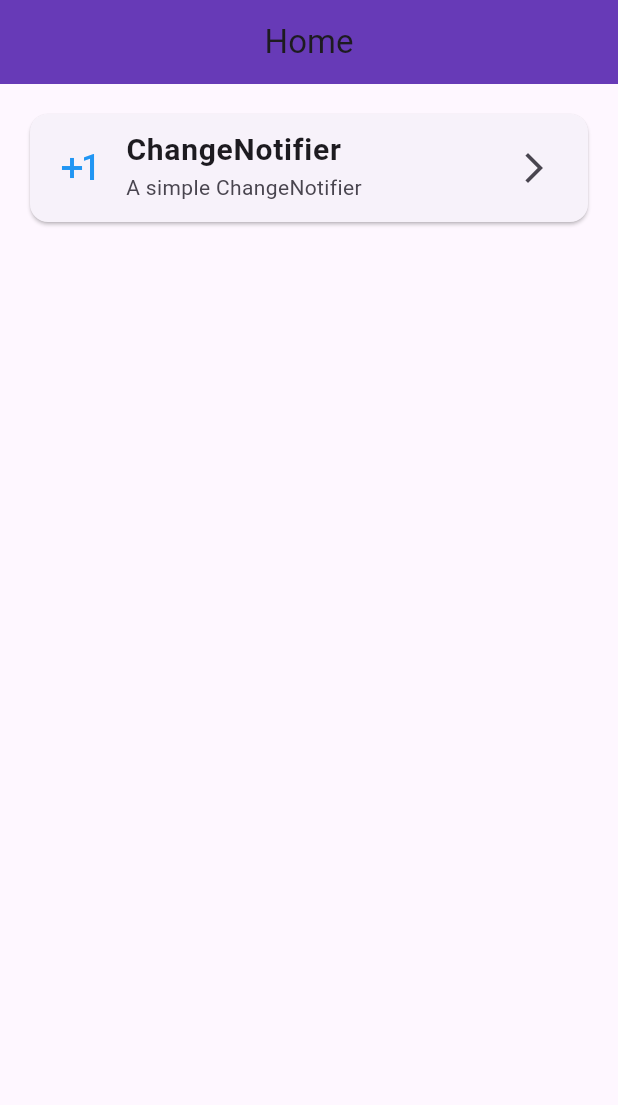
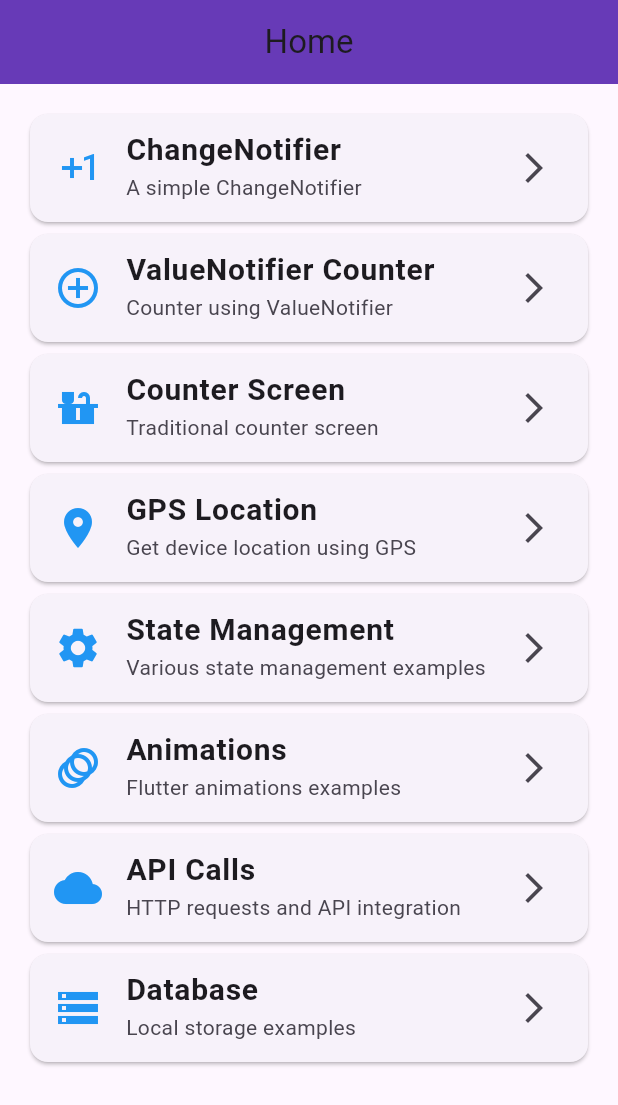
Before and after one commit to AgnaldoScaion/Aula-01-Flutter, a Flutter app: the screen it shows after launch, on a phone screen of 412 x 824 dp. Shown: the top 1105 px of the screen. Run offline on Flutter 3.47's test engine with Material 3 defaults, Android fonts, the phone set to English and light mode, and no system bars; our stand-ins replace flutter_map, geocoding, geolocator, latlong2.

Commit message:
Add GPS location feature with map and address lookup
Introduces a new GpsController for managing device location, reverse geocoding, and map marker updates. Adds a GpsPage UI to display current location, address, and technical details, with interactive OpenStreetMap integration. Updates HomeScreen to include navigation to the new GPS feature. Adds required dependencies (geolocator, geocoding, flutter_map, latlong2) and updates platform plugin registrants for GPS support.

```diff
--- a/lib/pages/home_screen.dart
+++ b/lib/pages/home_screen.dart
@@ -2,8 +2,8 @@ import 'package:flutter/material.dart';
 import 'package:intro_flutter/components/custom_card.dart';
 import 'package:intro_flutter/examples/simple_changer_notifier_example.dart';
 import 'package:intro_flutter/examples/value_notifier_counter_screen.dart';
-// import 'package:intro_flutter/pages/counter_screen_page.dart';
-import 'package:intro_flutter/examples/value_notifier_counter_screen.dart';
+import 'package:intro_flutter/pages/counter_screen_page.dart';
+import 'package:intro_flutter/pages/gps_page.dart';
 
 class HomeScreen extends StatelessWidget {
   const HomeScreen({super.key});
@@ -29,6 +29,48 @@ class HomeScreen extends StatelessWidget {
                     icon: Icons.exposure_plus_1,
                     destination: const SimpleChangeNotifierExample(),
                   ),
+                  CustomCard(
+                    title: 'ValueNotifier Counter',
+                    description: 'Counter using ValueNotifier',
+                    icon: Icons.add_circle_outline,
+                    destination: const ValueNotifierCounterScreen(),
+                  ),
+                  CustomCard(
+                    title: 'Counter Screen',
+                    description: 'Traditional counter screen',
+                    icon: Icons.countertops,
+                    destination: const CounterScreenPage(),
+                  ),
+                  CustomCard(
+                    title: 'GPS Location',
+                    description: 'Get device location using GPS',
+                    icon: Icons.location_on,
+                    destination: const GpsPage(),
+                  ),
+                  CustomCard(
+                    title: 'State Management',
+                    description: 'Various state management examples',
+                    icon: Icons.settings,
+                    destination: const SimpleChangeNotifierExample(),
+                  ),
+                  CustomCard(
+                    title: 'Animations',
+                    description: 'Flutter animations examples',
+                    icon: Icons.animation,
+                    destination: const ValueNotifierCounterScreen(),
+                  ),
+                  CustomCard(
+                    title: 'API Calls',
+                    description: 'HTTP requests and API integration',
+                    icon: Icons.cloud,
+                    destination: const CounterScreenPage(),
+                  ),
+                  CustomCard(
+                    title: 'Database',
+                    description: 'Local storage examples',
+                    icon: Icons.storage,
+                    destination: const GpsPage(),
+                  ),
                 ],
               ),
             ),
--- a/pubspec.yaml
+++ b/pubspec.yaml
@@ -9,6 +9,12 @@ environment:
 dependencies:
   flutter:
     sdk: flutter
+  flutter_blue_plus: ^1.32.7
+  geolocator: ^10.1.0
+  flutter_map: ^6.1.0
+  latlong2: ^0.9.1
+  geocoding: ^2.1.1
+
 
 dev_dependencies:
   flutter_test:
```
Also changed, not shown: lib/controllers/gps_controller.dart (added, +164 -0 lines), lib/pages/gps_page.dart (added, +235 -0 lines), pubspec.lock, 4 other files.
